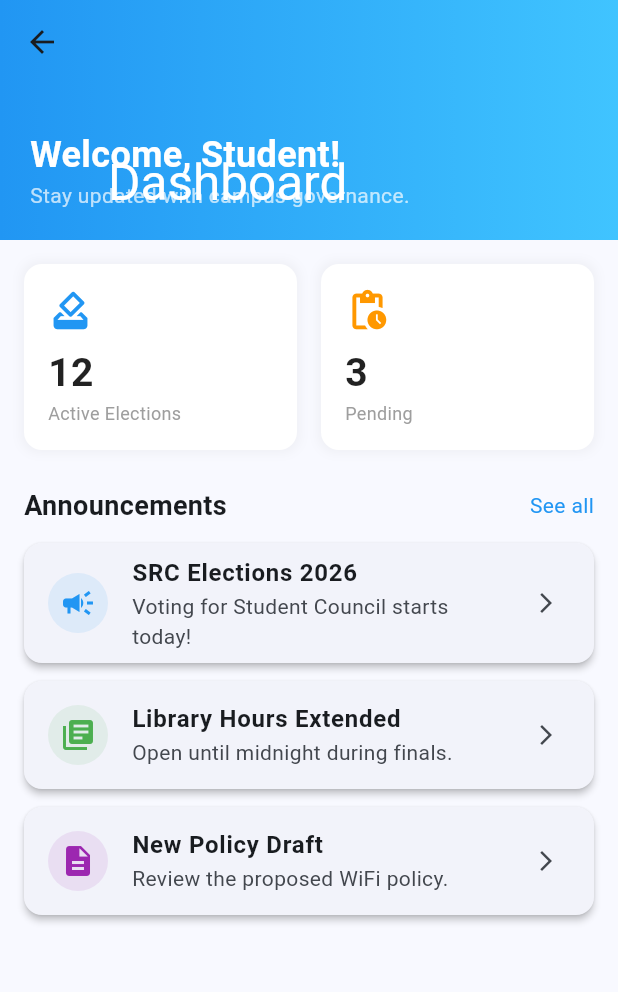
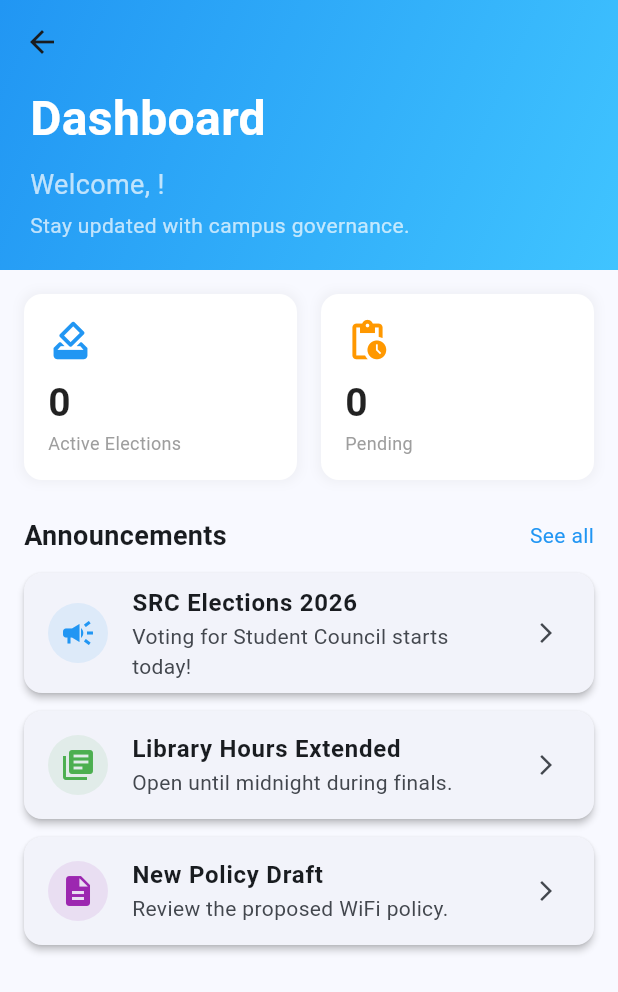
Before and after one commit to ayanda5555/campus_vote_app, a Flutter app: the HomeTab screen opened directly, on a phone screen of 412 x 824 dp. Shown: the top 992 px of the screen. Run offline on Flutter 3.47's test engine with Material 3 defaults, Android fonts, the phone set to English and light mode, and no system bars; our stand-ins replace cloud_firestore, firebase_auth, firebase_core, go_router; accounts and stored records are empty.

Commit message:
Initial commit: Campus Vote App

```diff
--- a/lib/main.dart
+++ b/lib/main.dart
@@ -1,3 +1,4 @@
+
 import 'package:flutter/material.dart';
 import 'package:firebase_core/firebase_core.dart'; // 🔥 ADD THIS
 import 'routes/app_routes.dart';
--- a/lib/screens/auth/login_screen.dart
+++ b/lib/screens/auth/login_screen.dart
@@ -174,7 +174,7 @@ class _LoginScreenState extends State<LoginScreen> {
                   keyboardType: TextInputType.emailAddress,
                   decoration: const InputDecoration(
                     labelText: 'Student Email',
-                    hintText: 'student@campus.edu',
+                    hintText: 'student@campus.com',
                     prefixIcon: Icon(Icons.email),
                     border: OutlineInputBorder(),
                   ),
@@ -293,7 +293,7 @@ class _LoginScreenState extends State<LoginScreen> {
                       ),
                       const SizedBox(height: 4),
                       Text(
-                        'Email: admin@campus.edu\nPassword: admin123',
+                        'Email: admin@campus.com\nPassword: admin123',
                         style: TextStyle(fontSize: 12, color: Colors.grey.shade700),
                       ),
                     ],
--- a/lib/screens/home/home_screen.dart
+++ b/lib/screens/home/home_screen.dart
@@ -1,9 +1,8 @@
 import 'package:flutter/material.dart';
 import 'package:cloud_firestore/cloud_firestore.dart';
+import 'package:firebase_auth/firebase_auth.dart';
+import 'package:go_router/go_router.dart';
 import '../voting/ballot_screen.dart';
-import 'package:firebase_auth/firebase_auth.dart';
-import 'package:cloud_firestore/cloud_firestore.dart';
-import 'package:go_router/go_router.dart';
 
 class HomeScreen extends StatefulWidget {
   const HomeScreen({super.key});
@@ -53,35 +52,103 @@ class _HomeScreenState extends State<HomeScreen> {
 }
 
 // ==========================================
-// 1. HOME DASHBOARD
+// 1. HOME DASHBOARD (WITH REAL DATA)
 // ==========================================
-class HomeTab extends StatelessWidget {
+class HomeTab extends StatefulWidget {
   const HomeTab({super.key});
 
   @override
+  State<HomeTab> createState() => _HomeTabState();
+}
+
+class _HomeTabState extends State<HomeTab> {
+  int _activeElections = 0;
+  int _pendingElections = 0;
+  bool _isLoading = true;
+
+  @override
+  void initState() {
+    super.initState();
+    _loadElectionStats();
+  }
+
+  Future<void> _loadElectionStats() async {
+    try {
+      final activeSnapshot = await FirebaseFirestore.instance
+          .collection('elections')
+          .where('isActive', isEqualTo: true)
+          .get();
+
+      final pendingSnapshot = await FirebaseFirestore.instance
+          .collection('elections')
+          .where('isActive', isEqualTo: false)
+          .get();
+
+      if (mounted) {
+        setState(() {
+          _activeElections = activeSnapshot.size;
+          _pendingElections = pendingSnapshot.size;
+          _isLoading = false;
+        });
+      }
+    } catch (e) {
+      print('❌ Error loading election stats: $e');
+      if (mounted) {
+        setState(() => _isLoading = false);
+      }
+    }
+  }
+
+  @override
   Widget build(BuildContext context) {
+    final user = FirebaseAuth.instance.currentUser;
+    final userName = user?.displayName ?? user?.email?.split('@')[0] ?? 'Student';
+
     return Scaffold(
       body: CustomScrollView(
         slivers: [
           SliverAppBar(
-            expandedHeight: 160.0,
+            expandedHeight: 180.0,
             floating: false,
             pinned: true,
             backgroundColor: Colors.blue,
             flexibleSpace: FlexibleSpaceBar(
-              title: const Text('Dashboard', style: TextStyle(color: Colors.white)),
+              title: const Text('', style: TextStyle(color: Colors.white)),
               background: Container(
                 decoration: const BoxDecoration(
-                  gradient: LinearGradient(colors: [Colors.blue, Colors.lightBlueAccent]),
+                  gradient: LinearGradient(
+                    colors: [Colors.blue, Colors.lightBlueAccent],
+                    begin: Alignment.topLeft,
+                    end: Alignment.bottomRight,
                   ),
-                child: const Padding(
-                  padding: EdgeInsets.all(20.0),
+                ),
+                child: Padding(
+                  padding: const EdgeInsets.all(20.0),
                   child: Column(
                     mainAxisAlignment: MainAxisAlignment.end,
                     crossAxisAlignment: CrossAxisAlignment.start,
                     children: [
-                      Text('Welcome, Student!', style: TextStyle(color: Colors.white, fontSize: 24, fontWeight: FontWeight.bold)),
-                      Text('Stay updated with campus governance.', style: TextStyle(color: Colors.white70)),
+                      const Text(
+                        'Dashboard',
+                        style: TextStyle(
+                          color: Colors.white,
+                          fontSize: 32,
+                          fontWeight: FontWeight.bold,
+                        ),
+                      ),
+                      const SizedBox(height: 8),
+                      Text(
+                        'Welcome, $userName!',
+                        style: const TextStyle(
+                          color: Colors.white70,
+                          fontSize: 18,
+                        ),
+                      ),
+                      const SizedBox(height: 4),
+                      const Text(
+                        'Stay updated with campus governance.',
+                        style: TextStyle(color: Colors.white70, fontSize: 14),
+                      ),
                     ],
                   ),
                 ),
@@ -94,16 +161,29 @@ class HomeTab extends StatelessWidget {
               delegate: SliverChildListDelegate([
                 Row(
                   children: [
-                    _buildStatCard('12', 'Active Elections', Icons.how_to_vote, Colors.blue),
+                    _buildStatCard(
+                      _isLoading ? '...' : _activeElections.toString(),
+                      'Active Elections',
+                      Icons.how_to_vote,
+                      Colors.blue,
+                    ),
                     const SizedBox(width: 16),
-                    _buildStatCard('3', 'Pending', Icons.pending_actions, Colors.orange),
+                    _buildStatCard(
+                      _isLoading ? '...' : _pendingElections.toString(),
+                      'Pending',
+                      Icons.pending_actions,
+                      Colors.orange,
+                    ),
                   ],
                 ),
                 const SizedBox(height: 24),
-                const Row(mainAxisAlignment: MainAxisAlignment.spaceBetween, children: [
+                const Row(
+                  mainAxisAlignment: MainAxisAlignment.spaceBetween,
+                  children: [
                     Text('Announcements', style: TextStyle(fontSize: 18, fontWeight: FontWeight.bold)),
                     Text('See all', style: TextStyle(color: Colors.blue)),
-                ]),
+                  ],
+                ),
                 const SizedBox(height: 12),
                 _buildAnnouncementCard('SRC Elections 2026', 'Voting for Student Council starts today!', Icons.campaign, Colors.blue),
                 _buildAnnouncementCard('Library Hours Extended', 'Open until midnight during finals.', Icons.library_books, Colors.green),
@@ -121,13 +201,22 @@ class HomeTab extends StatelessWidget {
     return Expanded(
       child: Container(
         padding: const EdgeInsets.all(16),
-        decoration: BoxDecoration(color: Colors.white, borderRadius: BorderRadius.circular(12), boxShadow: [BoxShadow(color: Colors.grey.withOpacity(0.1), spreadRadius: 2, blurRadius: 5)]),
-        child: Column(crossAxisAlignment: CrossAxisAlignment.start, children: [
+        decoration: BoxDecoration(
+          color: Colors.white,
+          borderRadius: BorderRadius.circular(12),
+          boxShadow: [
+            BoxShadow(color: Colors.grey.withOpacity(0.1), spreadRadius: 2, blurRadius: 5),
+          ],
+        ),
+        child: Column(
+          crossAxisAlignment: CrossAxisAlignment.start,
+          children: [
             Icon(icon, color: color, size: 30),
             const SizedBox(height: 8),
             Text(count, style: TextStyle(fontSize: 26, fontWeight: FontWeight.bold, color: Colors.black87)),
             Text(label, style: TextStyle(color: Colors.grey, fontSize: 12)),
-        ]),
+          ],
+        ),
       ),
     );
   }
@@ -137,7 +226,10 @@ class HomeTab extends StatelessWidget {
       margin: const EdgeInsets.only(bottom: 12),
       elevation: 2,
       child: ListTile(
-        leading: CircleAvatar(backgroundColor: color.withOpacity(0.1), child: Icon(icon, color: color)),
+        leading: CircleAvatar(
+          backgroundColor: color.withOpacity(0.1),
+          child: Icon(icon, color: color),
+        ),
         title: Text(title, style: const TextStyle(fontWeight: FontWeight.bold)),
         subtitle: Text(subtitle),
         trailing: const Icon(Icons.arrow_forward_ios, size: 16),
@@ -251,8 +343,9 @@ class ElectionsList extends StatelessWidget {
     );
   }
 }
+
 // ==========================================
-// 3. POLICIES TAB
+// 3. POLICIES TAB (FIXED)
 // ==========================================
 class PoliciesTab extends StatefulWidget {
   const PoliciesTab({super.key});
@@ -442,53 +535,95 @@ class _PoliciesTabState extends State<PoliciesTab> {
     showModalBottomSheet(
       context: context,
       isScrollControlled: true,
-      shape: const RoundedRectangleBorder(borderRadius: BorderRadius.vertical(top: Radius.circular(20))),
-      builder: (context) => DraggableScrollableSheet(
-        initialChildSize: 0.85,
-        minChildSize: 0.5,
-        maxChildSize: 0.95,
-        expand: false,
-        builder: (context, scrollController) => Column(
+      backgroundColor: Colors.transparent,
+      builder: (context) => Container(
+        height: MediaQuery.of(context).size.height * 0.85,
+        decoration: const BoxDecoration(
+          color: Colors.white,
+          borderRadius: BorderRadius.vertical(top: Radius.circular(20)),
+        ),
+        child: Column(
           children: [
-            Container(height: 4, width: 40, margin: const EdgeInsets.only(top: 12), decoration: BoxDecoration(color: Colors.grey.shade300, borderRadius: BorderRadius.circular(2))),
+            Container(
+              margin: const EdgeInsets.only(top: 12, bottom: 8),
+              width: 40,
+              height: 4,
+              decoration: BoxDecoration(
+                color: Colors.grey.shade300,
+                borderRadius: BorderRadius.circular(2),
+              ),
+            ),
             Padding(
+              padding: const EdgeInsets.symmetric(horizontal: 20, vertical: 12),
+              child: Row(
+                children: [
+                  Container(
+                    padding: const EdgeInsets.symmetric(horizontal: 10, vertical: 4),
+                    decoration: BoxDecoration(
+                      color: categoryColor.withOpacity(0.1),
+                      borderRadius: BorderRadius.circular(20),
+                    ),
+                    child: Text(
+                      policy['category'],
+                      style: TextStyle(
+                        color: categoryColor,
+                        fontSize: 12,
+                        fontWeight: FontWeight.bold,
+                      ),
+                    ),
+                  ),
+                  const Spacer(),
+                  Text(
+                    policy['date'],
+                    style: const TextStyle(color: Colors.grey),
+                  ),
+                ],
+              ),
+            ),
+            Padding(
+              padding: const EdgeInsets.symmetric(horizontal: 20),
+              child: Text(
+                policy['title'],
+                style: const TextStyle(
+                  fontSize: 22,
+                  fontWeight: FontWeight.bold,
+                ),
+              ),
+            ),
+            const SizedBox(height: 16),
+            Expanded(
+              child: SingleChildScrollView(
                 padding: const EdgeInsets.all(20),
                 child: Column(
                   crossAxisAlignment: CrossAxisAlignment.start,
                   children: [
-                  Row(
-                    children: [
-                      Container(padding: const EdgeInsets.symmetric(horizontal: 10, vertical: 4), decoration: BoxDecoration(color: categoryColor.withOpacity(0.1), borderRadius: BorderRadius.circular(20)),
-                          child: Text(policy['category'], style: TextStyle(color: categoryColor, fontSize: 12, fontWeight: FontWeight.bold))),
-                      const Spacer(),
-                      Text(policy['date'], style: const TextStyle(color: Colors.grey)),
-                    ],
+                    Text(
+                      policy['fullText'],
+                      style: const TextStyle(fontSize: 15, height: 1.6),
                     ),
-                  const SizedBox(height: 12),
-                  Text(policy['title'], style: const TextStyle(fontSize: 22, fontWeight: FontWeight.bold)),
-                  const SizedBox(height: 16),
-                  Expanded(
-                    child: ListView(
-                      controller: scrollController,
-                      children: [
-                        Text(policy['fullText'], style: const TextStyle(fontSize: 15, height: 1.6)),
                     const SizedBox(height: 20),
                     Container(
                       padding: const EdgeInsets.all(12),
-                          decoration: BoxDecoration(color: Colors.blue.shade50, borderRadius: BorderRadius.circular(8)),
+                      decoration: BoxDecoration(
+                        color: Colors.blue.shade50,
+                        borderRadius: BorderRadius.circular(8),
+                      ),
                       child: const Row(
                         children: [
                           Icon(Icons.info_outline, color: Colors.blue, size: 20),
                           SizedBox(width: 8),
-                              Expanded(child: Text('For questions, contact the Student Affairs Office or submit feedback through the app.', style: TextStyle(color: Colors.blue))),
+                          Expanded(
+                            child: Text(
+                              'For questions, contact the Student Affairs Office or submit feedback through the app.',
+                              style: TextStyle(color: Colors.blue),
+                            ),
+                          ),
                         ],
                       ),
                     ),
                     const SizedBox(height: 20),
                   ],
                 ),
-                  ),
-                ],
               ),
             ),
           ],
@@ -499,7 +634,7 @@ class _PoliciesTabState extends State<PoliciesTab> {
 }
 
 // ==========================================
-// 4. PROFILE TAB (UPDATED - WITH FIREBASE)
+// 4. PROFILE TAB
 // ==========================================
 class ProfileTab extends StatefulWidget {
   const ProfileTab({super.key});
@@ -518,7 +653,6 @@ class _ProfileTabState extends State<ProfileTab> {
     _loadUserData();
   }
 
-  // 🔹 Fetch User Data from Firestore
   Future<void> _loadUserData() async {
     try {
       final user = FirebaseAuth.instance.currentUser;
@@ -540,7 +674,6 @@ class _ProfileTabState extends State<ProfileTab> {
     }
   }
 
-  // 🔹 Edit Profile Dialog
   void _showEditProfileDialog() {
     final nameController = TextEditingController(text: _userData['name'] ?? '');
     final formKey = GlobalKey<FormState>();
@@ -582,7 +715,7 @@ class _ProfileTabState extends State<ProfileTab> {
                       .update({
                     'name': nameController.text.trim(),
                   });
-                  _loadUserData(); // Refresh
+                  _loadUserData();
                   if (mounted) {
                     ScaffoldMessenger.of(context).showSnackBar(
                       const SnackBar(
@@ -610,7 +743,6 @@ class _ProfileTabState extends State<ProfileTab> {
     );
   }
 
-  // 🔹 Coming Soon Dialog
   void _showComingSoon(String feature) {
     showDialog(
       context: context,
@@ -627,12 +759,10 @@ class _ProfileTabState extends State<ProfileTab> {
     );
   }
 
-  // 🔹 Working Logout (GoRouter compatible)
   Future<void> _handleLogout() async {
     await FirebaseAuth.instance.signOut();
     if (mounted) {
-      context.go('/login');  // ✅ Use GoRouter instead of Navigator
-
+      context.go('/login');
     }
   }
 
@@ -654,7 +784,6 @@ class _ProfileTabState extends State<ProfileTab> {
     return Scaffold(
       body: ListView(
         children: [
-          // 🔵 Header Section
           Container(
             padding: const EdgeInsets.only(top: 60, bottom: 30),
             decoration: BoxDecoration(
@@ -672,7 +801,6 @@ class _ProfileTabState extends State<ProfileTab> {
                   child: Icon(Icons.person, size: 50, color: Colors.blue),
                 ),
                 const SizedBox(height: 16),
-                // ✅ Real Name from Firestore
                 Text(
                   name,
                   style: const TextStyle(
@@ -681,13 +809,11 @@ class _ProfileTabState extends State<ProfileTab> {
                     fontWeight: FontWeight.bold,
                   ),
                 ),
-                // ✅ Real Email from FirebaseAuth
                 Text(
                   email,
                   style: const TextStyle(color: Colors.white70, fontSize: 14),
                 ),
                 const SizedBox(height: 8),
-                // ✅ Student ID & Program from Firestore
                 Container(
                   padding: const EdgeInsets.symmetric(horizontal: 12, vertical: 6),
                   decoration: BoxDecoration(
@@ -704,10 +830,7 @@ class _ProfileTabState extends State<ProfileTab> {
               ],
             ),
           ),
-
           const SizedBox(height: 20),
-
-          // 📂 Account Settings
           Padding(
             padding: const EdgeInsets.symmetric(horizontal: 16),
             child: Column(
@@ -722,7 +845,6 @@ class _ProfileTabState extends State<ProfileTab> {
                   ),
                 ),
                 const SizedBox(height: 8),
-                // ✅ Working Edit Profile
                 _buildMenuItem(
                   context,
                   Icons.edit,
@@ -750,10 +872,7 @@ class _ProfileTabState extends State<ProfileTab> {
               ],
             ),
           ),
-
           const SizedBox(height: 24),
-
-          // 📂 App Preferences
           Padding(
             padding: const EdgeInsets.symmetric(horizontal: 16),
             child: Column(
@@ -789,10 +908,7 @@ class _ProfileTabState extends State<ProfileTab> {
               ],
             ),
           ),
-
           const SizedBox(height: 30),
-
-          // 🚪 Working Logout Button
           Padding(
             padding: const EdgeInsets.symmetric(horizontal: 16),
             child: SizedBox(
@@ -817,7 +933,6 @@ class _ProfileTabState extends State<ProfileTab> {
     );
   }
 
-  // Helper Widget for Menu Items
   Widget _buildMenuItem(
       BuildContext context,
       IconData icon,
```
Lines whose indentation alone changed are shown as unchanged.
